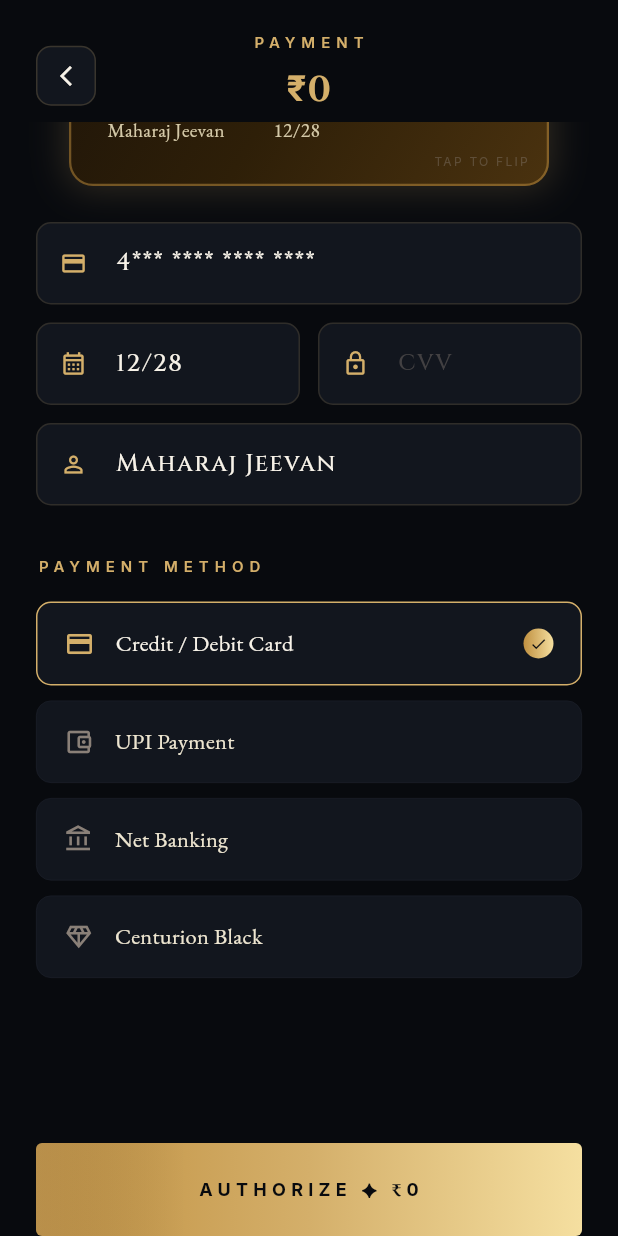
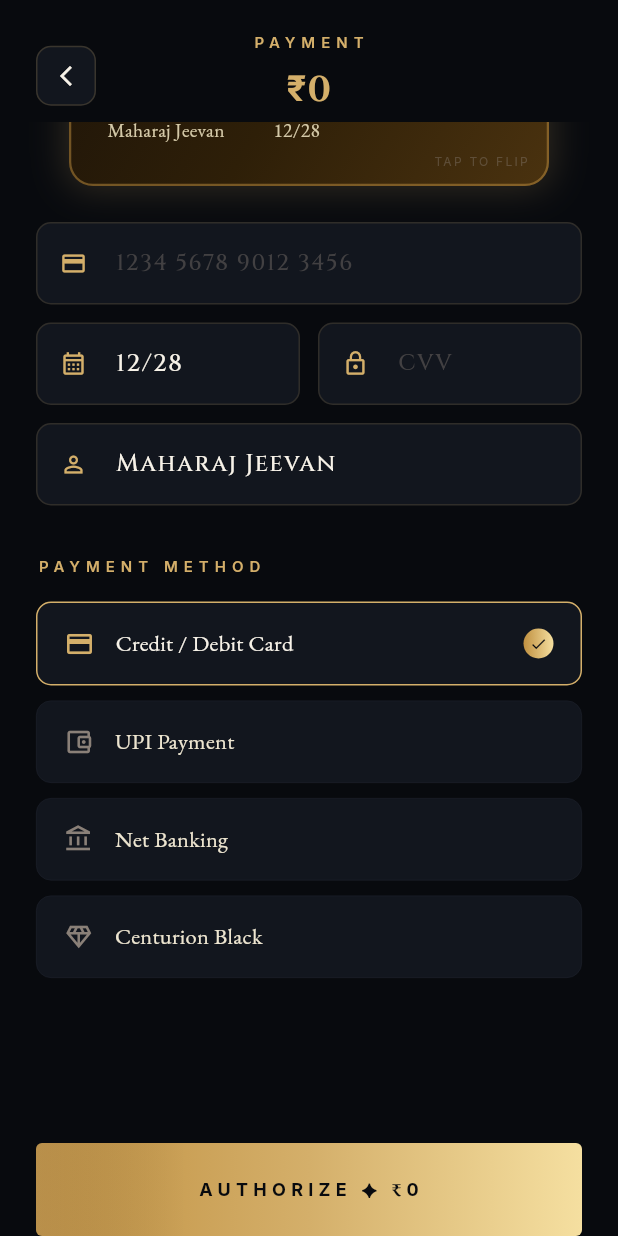
Before and after one commit to Jeevan-04/Atithya, a Flutter app: the PaymentScreen screen opened directly with empty values, scrolled down 167 dp, on a phone screen of 412 x 824 dp. Run offline on Flutter 3.47's test engine with Material 3 defaults, Android fonts, the phone set to English and light mode, and no system bars; our stand-ins replace cached_network_image, flutter_animate, flutter_riverpod, geolocator, google_fonts, qr_flutter and 4 more; missing offline and left inert: dart:html, dart:js_interop, dart:ui_web, mobile_scanner; accounts and stored records are empty.

Commit message:
feat: remove create account button; card number auto-formats XXXX XXXX XXXX XXXX with live preview

```diff
--- a/lib/features/payment/payment_screen.dart
+++ b/lib/features/payment/payment_screen.dart
@@ -1,6 +1,7 @@
 import 'dart:math' as math;
 import 'dart:ui';
 import 'package:flutter/material.dart';
+import 'package:flutter/services.dart';
 import 'package:flutter_animate/flutter_animate.dart';
 import 'package:flutter_riverpod/flutter_riverpod.dart';
 import '../../core/colors.dart';
@@ -47,7 +48,7 @@ class _PaymentScreenState extends ConsumerState<PaymentScreen>
   late AnimationController _confettiCtrl;
   late AnimationController _successCtrl;
 
-  final _cardNumberCtrl = TextEditingController(text: '4*** **** **** ****');
+  final _cardNumberCtrl = TextEditingController();
   final _expiryCtrl = TextEditingController(text: '12/28');
   final _cvvCtrl = TextEditingController(text: '');
   final _upiCtrl = TextEditingController();
@@ -86,6 +87,9 @@ class _PaymentScreenState extends ConsumerState<PaymentScreen>
     if (role == 'admin' || role == 'elite') {
       _selectedMethod = 3;
     }
+    // Rebuild card preview on typing
+    _cardNumberCtrl.addListener(() => setState(() {}));
+    _nameCtrl.addListener(() => setState(() {}));
   }
 
   @override
@@ -360,7 +364,8 @@ class _PaymentScreenState extends ConsumerState<PaymentScreen>
                   ],
                 ),
                 const Spacer(),
-                Text(_cardNumberCtrl.text,
+                Text(
+                    _cardNumberCtrl.text.isEmpty ? '•••• •••• •••• ••••' : _cardNumberCtrl.text,
                     style: AtithyaTypography.displaySmall.copyWith(
                         letterSpacing: 4, fontSize: 18, color: AtithyaColors.shimmerGold)),
                 const SizedBox(height: 16),
@@ -441,7 +446,9 @@ class _PaymentScreenState extends ConsumerState<PaymentScreen>
   Widget _buildCardInputs() {
     return Column(
       children: [
-        _glassInput(_cardNumberCtrl, 'Card Number', Icons.credit_card_outlined, false),
+        _glassInput(_cardNumberCtrl, '1234 5678 9012 3456', Icons.credit_card_outlined, false,
+            formatters: [_CardNumberFormatter()],
+            keyboardType: TextInputType.number),
         const SizedBox(height: 12),
         Row(
           children: [
@@ -581,7 +588,8 @@ class _PaymentScreenState extends ConsumerState<PaymentScreen>
     ).animate().fadeIn(duration: 600.ms);
   }
 
-  Widget _glassInput(TextEditingController ctrl, String hint, IconData icon, bool obscure, {VoidCallback? onTap}) {
+  Widget _glassInput(TextEditingController ctrl, String hint, IconData icon, bool obscure,
+      {VoidCallback? onTap, List<TextInputFormatter>? formatters, TextInputType? keyboardType}) {
     return Container(
       decoration: BoxDecoration(
         color: AtithyaColors.darkSurface,
@@ -591,6 +599,8 @@ class _PaymentScreenState extends ConsumerState<PaymentScreen>
       child: TextField(
         controller: ctrl,
         obscureText: obscure,
+        keyboardType: keyboardType,
+        inputFormatters: formatters,
         style: AtithyaTypography.displaySmall.copyWith(fontSize: 16, color: AtithyaColors.pearl),
         cursorColor: AtithyaColors.imperialGold,
         onTap: onTap,
@@ -741,3 +751,22 @@ class _Particle {
           AtithyaColors.burnishedGold
         ][rng.nextInt(5)];
 }
+
+// Auto-formats card number as groups of 4 digits separated by spaces: XXXX XXXX XXXX XXXX
+class _CardNumberFormatter extends TextInputFormatter {
+  @override
+  TextEditingValue formatEditUpdate(TextEditingValue oldValue, TextEditingValue newValue) {
+    final digits = newValue.text.replaceAll(RegExp(r'\D'), '');
+    final capped = digits.length > 16 ? digits.substring(0, 16) : digits;
+    final buffer = StringBuffer();
+    for (int i = 0; i < capped.length; i++) {
+      if (i > 0 && i % 4 == 0) buffer.write(' ');
+      buffer.write(capped[i]);
+    }
+    final formatted = buffer.toString();
+    return TextEditingValue(
+      text: formatted,
+      selection: TextSelection.collapsed(offset: formatted.length),
+    );
+  }
+}
```
Also changed, not shown: lib/features/auth/auth_foyer_screen.dart (+0 -13 lines).
